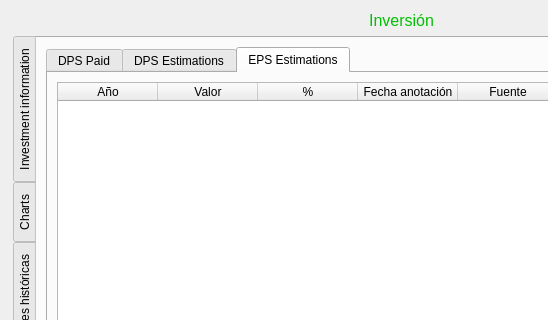
First picture: the form in ui/frmAnalisis.ui, repository turulomio/xulpymoney, before the edit; both pictures show x 0 to 548 and y 0 to 320 of the 803 by 768 pixel window.
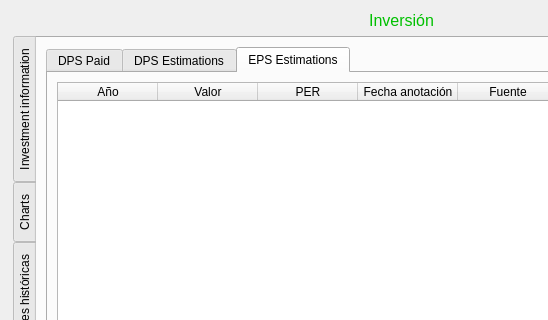
Second picture: the form after the edit. The open tabs and pages were chosen to show the change. Icons and pictures are not drawn. Custom widgets are drawn as their Qt base class.

The edit to the form file:
```diff
--- a/ui/frmAnalisis.ui
+++ b/ui/frmAnalisis.ui
@@ -1342,7 +1342,7 @@
                </column>
                <column>
                 <property name="text">
-                 <string>%</string>
+                 <string>PER</string>
                 </property>
                </column>
                <column>
```
Left out of the diff: 2 changed lines with no effect on the pictures.
